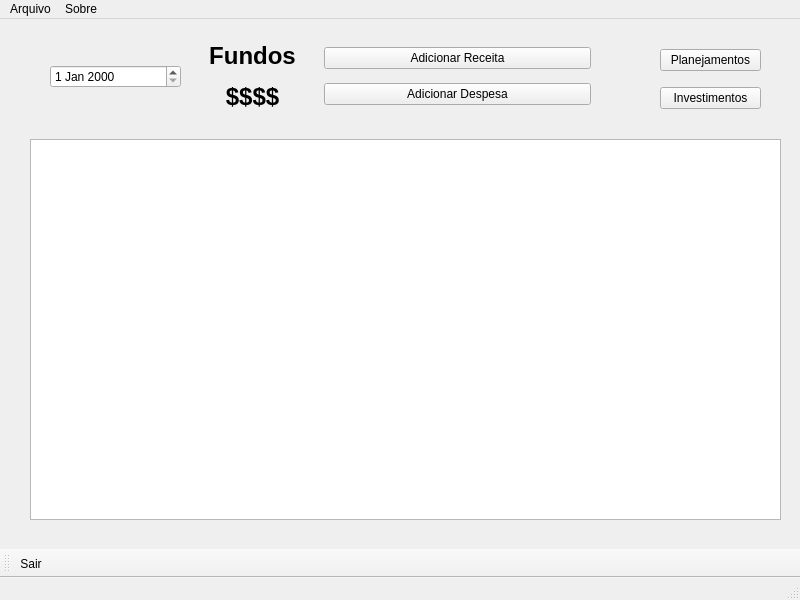
Before: the Qt Designer form mywallet.ui in MateusVergennes/myWallet, drawn with Qt 5.
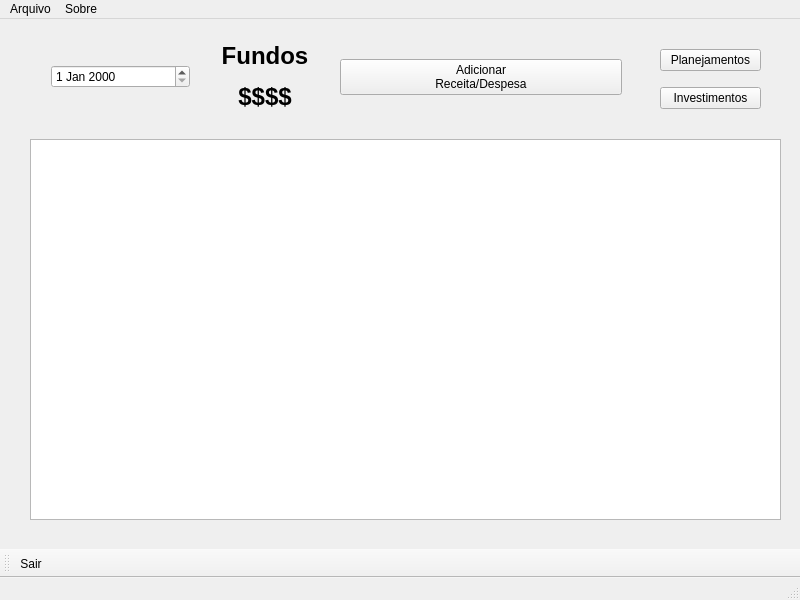
After: the same form once the commit is applied. Icons and pictures are not drawn.

Commit message: action to delete from user and layout change on homePage

The edit to the form file:
```diff
--- a/mywallet.ui
+++ b/mywallet.ui
@@ -14,61 +14,6 @@
    <string>myWallet</string>
   </property>
   <widget class="QWidget" name="centralwidget">
-   <widget class="QWidget" name="layoutWidget">
-    <property name="geometry">
-     <rect>
-      <x>50</x>
-      <y>20</y>
-      <width>541</width>
-      <height>76</height>
-     </rect>
-    </property>
-    <layout class="QHBoxLayout" name="horizontalLayout_2">
-     <item>
-      <layout class="QHBoxLayout" name="horizontalLayout">
-       <item>
-        <widget class="QDateEdit" name="dateEdit"/>
-       </item>
-       <item>
-        <layout class="QVBoxLayout" name="verticalLayout">
-         <item>
-          <widget class="QLabel" name="label_2">
-           <property name="text">
-            <string>&lt;html&gt;&lt;head/&gt;&lt;body&gt;&lt;h1 align=&quot;center&quot; style=&quot; margin-top:18px; margin-bottom:12px; margin-left:0px; margin-right:0px; -qt-block-indent:0; text-indent:0px;&quot;&gt;&lt;span style=&quot; font-size:xx-large; font-weight:700;&quot;&gt;Fundos&lt;/span&gt;&lt;/h1&gt;&lt;/body&gt;&lt;/html&gt;</string>
-           </property>
-          </widget>
-         </item>
-         <item>
-          <widget class="QLabel" name="label_3">
-           <property name="text">
-            <string>&lt;html&gt;&lt;head/&gt;&lt;body&gt;&lt;h1 align=&quot;center&quot; style=&quot; margin-top:18px; margin-bottom:12px; margin-left:0px; margin-right:0px; -qt-block-indent:0; text-indent:0px;&quot;&gt;&lt;span style=&quot; font-size:xx-large; font-weight:700;&quot;&gt;$$$$&lt;/span&gt;&lt;/h1&gt;&lt;/body&gt;&lt;/html&gt;</string>
-           </property>
-          </widget>
-         </item>
-        </layout>
-       </item>
-      </layout>
-     </item>
-     <item>
-      <layout class="QVBoxLayout" name="verticalLayout_2">
-       <item>
-        <widget class="QPushButton" name="pushButton">
-         <property name="text">
-          <string>Adicionar Receita</string>
-         </property>
-        </widget>
-       </item>
-       <item>
-        <widget class="QPushButton" name="pushButton_2">
-         <property name="text">
-          <string>Adicionar Despesa</string>
-         </property>
-        </widget>
-       </item>
-      </layout>
-     </item>
-    </layout>
-   </widget>
    <widget class="QWidget" name="layoutWidget">
     <property name="geometry">
      <rect>
@@ -105,6 +50,51 @@
      </rect>
     </property>
    </widget>
+   <widget class="QWidget" name="">
+    <property name="geometry">
+     <rect>
+      <x>51</x>
+      <y>20</y>
+      <width>571</width>
+      <height>76</height>
+     </rect>
+    </property>
+    <layout class="QHBoxLayout" name="horizontalLayout_2">
+     <item>
+      <layout class="QHBoxLayout" name="horizontalLayout">
+       <item>
+        <widget class="QDateEdit" name="dateEdit"/>
+       </item>
+       <item>
+        <layout class="QVBoxLayout" name="verticalLayout">
+         <item>
+          <widget class="QLabel" name="label_2">
+           <property name="text">
+            <string>&lt;html&gt;&lt;head/&gt;&lt;body&gt;&lt;h1 align=&quot;center&quot; style=&quot; margin-top:18px; margin-bottom:12px; margin-left:0px; margin-right:0px; -qt-block-indent:0; text-indent:0px;&quot;&gt;&lt;span style=&quot; font-size:xx-large; font-weight:700;&quot;&gt;Fundos&lt;/span&gt;&lt;/h1&gt;&lt;/body&gt;&lt;/html&gt;</string>
+           </property>
+          </widget>
+         </item>
+         <item>
+          <widget class="QLabel" name="label_3">
+           <property name="text">
+            <string>&lt;html&gt;&lt;head/&gt;&lt;body&gt;&lt;h1 align=&quot;center&quot; style=&quot; margin-top:18px; margin-bottom:12px; margin-left:0px; margin-right:0px; -qt-block-indent:0; text-indent:0px;&quot;&gt;&lt;span style=&quot; font-size:xx-large; font-weight:700;&quot;&gt;$$$$&lt;/span&gt;&lt;/h1&gt;&lt;/body&gt;&lt;/html&gt;</string>
+           </property>
+          </widget>
+         </item>
+        </layout>
+       </item>
+      </layout>
+     </item>
+     <item>
+      <widget class="QPushButton" name="pushButton">
+       <property name="text">
+        <string>Adicionar 
+Receita/Despesa</string>
+       </property>
+      </widget>
+     </item>
+    </layout>
+   </widget>
   </widget>
   <widget class="QMenuBar" name="menubar">
    <property name="geometry">
```
The commit also changes 6 other files.
